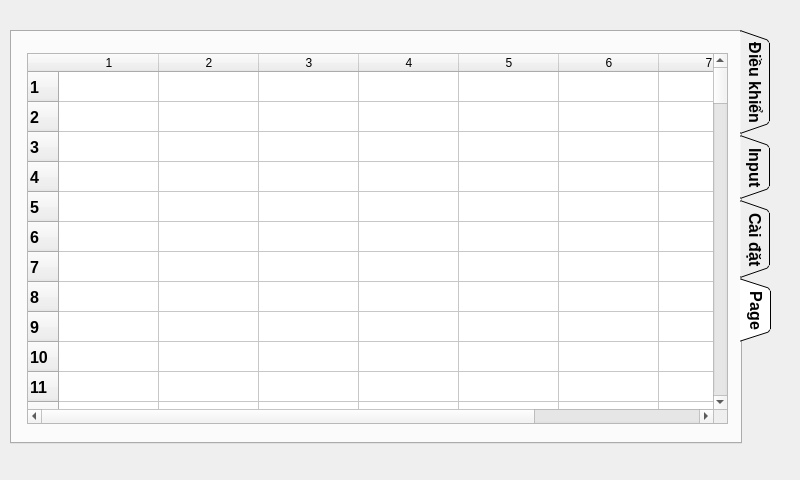
The window that mainwindow.ui (kimphg/rasPi) describes before a commit, drawn with Qt 5.
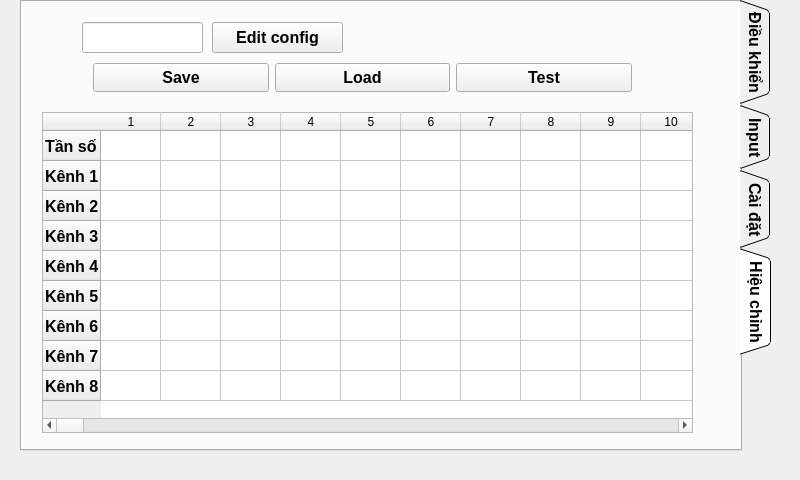
The same window after the commit. The open tabs and pages were chosen to show the change. Icons and pictures are not drawn.

What changed in the file:
```diff
--- a/mainwindow.ui
+++ b/mainwindow.ui
@@ -24,10 +24,10 @@
    <widget class="QTabWidget" name="tabWidget">
     <property name="geometry">
      <rect>
-      <x>10</x>
-      <y>30</y>
-      <width>761</width>
-      <height>414</height>
+      <x>20</x>
+      <y>0</y>
+      <width>751</width>
+      <height>451</height>
      </rect>
     </property>
     <property name="font">
@@ -1167,131 +1167,1161 @@
     </widget>
     <widget class="QWidget" name="tab_4">
      <attribute name="title">
-      <string>Page</string>
+      <string>Hiệu chỉnh</string>
      </attribute>
+     <widget class="QPushButton" name="pushButton_commit_2">
+      <property name="geometry">
+       <rect>
+        <x>190</x>
+        <y>20</y>
+        <width>131</width>
+        <height>31</height>
+       </rect>
+      </property>
+      <property name="text">
+       <string>Edit config</string>
+      </property>
+     </widget>
      <widget class="QTableWidget" name="tableWidget">
       <property name="geometry">
        <rect>
-        <x>15</x>
-        <y>21</y>
-        <width>701</width>
-        <height>371</height>
+        <x>20</x>
+        <y>110</y>
+        <width>651</width>
+        <height>321</height>
        </rect>
       </property>
-      <property name="rowCount">
-       <number>100</number>
+      <property name="dragDropMode">
+       <enum>QAbstractItemView::DragDrop</enum>
+      </property>
+      <property name="selectionMode">
+       <enum>QAbstractItemView::SingleSelection</enum>
+      </property>
+      <property name="selectionBehavior">
+       <enum>QAbstractItemView::SelectItems</enum>
+      </property>
+      <property name="verticalScrollMode">
+       <enum>QAbstractItemView::ScrollPerItem</enum>
+      </property>
+      <property name="horizontalScrollMode">
+       <enum>QAbstractItemView::ScrollPerPixel</enum>
       </property>
       <property name="columnCount">
-       <number>8</number>
-      </property>
-      <row/>
-      <row/>
-      <row/>
-      <row/>
-      <row/>
-      <row/>
-      <row/>
-      <row/>
-      <row/>
-      <row/>
-      <row/>
-      <row/>
-      <row/>
-      <row/>
-      <row/>
-      <row/>
-      <row/>
-      <row/>
-      <row/>
-      <row/>
-      <row/>
-      <row/>
-      <row/>
-      <row/>
-      <row/>
-      <row/>
-      <row/>
-      <row/>
-      <row/>
-      <row/>
-      <row/>
-      <row/>
-      <row/>
-      <row/>
-      <row/>
-      <row/>
-      <row/>
-      <row/>
-      <row/>
-      <row/>
-      <row/>
-      <row/>
-      <row/>
-      <row/>
-      <row/>
-      <row/>
-      <row/>
-      <row/>
-      <row/>
-      <row/>
-      <row/>
-      <row/>
-      <row/>
-      <row/>
-      <row/>
-      <row/>
-      <row/>
-      <row/>
-      <row/>
-      <row/>
-      <row/>
-      <row/>
-      <row/>
-      <row/>
-      <row/>
-      <row/>
-      <row/>
-      <row/>
-      <row/>
-      <row/>
-      <row/>
-      <row/>
-      <row/>
-      <row/>
-      <row/>
-      <row/>
-      <row/>
-      <row/>
-      <row/>
-      <row/>
-      <row/>
-      <row/>
-      <row/>
-      <row/>
-      <row/>
-      <row/>
-      <row/>
-      <row/>
-      <row/>
-      <row/>
-      <row/>
-      <row/>
-      <row/>
-      <row/>
-      <row/>
-      <row/>
-      <row/>
-      <row/>
-      <row/>
-      <row/>
-      <column/>
-      <column/>
-      <column/>
-      <column/>
-      <column/>
-      <column/>
-      <column/>
-      <column/>
+       <number>1000</number>
+      </property>
+      <attribute name="horizontalHeaderDefaultSectionSize">
+       <number>60</number>
+      </attribute>
+      <row>
+       <property name="text">
+        <string>Tần số</string>
+       </property>
+      </row>
+      <row>
+       <property name="text">
+        <string>Kênh 1</string>
+       </property>
+      </row>
+      <row>
+       <property name="text">
+        <string>Kênh 2</string>
+       </property>
+      </row>
+      <row>
+       <property name="text">
+        <string>Kênh 3</string>
+       </property>
+      </row>
+      <row>
+       <property name="text">
+        <string>Kênh 4</string>
+       </property>
+      </row>
+      <row>
+       <property name="text">
+        <string>Kênh 5</string>
+       </property>
+      </row>
+      <row>
+       <property name="text">
+        <string>Kênh 6</string>
+       </property>
+      </row>
+      <row>
+       <property name="text">
+        <string>Kênh 7</string>
+       </property>
+      </row>
+      <row>
+       <property name="text">
+        <string>Kênh 8</string>
+       </property>
+      </row>
+      <column>
+       <property name="text">
+        <string>1</string>
+       </property>
+      </column>
+      <column/>
+      <column/>
+      <column/>
+      <column/>
+      <column/>
+      <column/>
+      <column/>
+      <column/>
+      <column/>
+      <column/>
+      <column/>
+      <column/>
+      <column/>
+      <column/>
+      <column/>
+      <column/>
+      <column/>
+      <column/>
+      <column/>
+      <column/>
+      <column/>
+      <column/>
+      <column/>
+      <column/>
+      <column/>
+      <column/>
+      <column/>
+      <column/>
+      <column/>
+      <column/>
+      <column/>
+      <column/>
+      <column/>
+      <column/>
+      <column/>
+      <column/>
+      <column/>
+      <column/>
+      <column/>
+      <column/>
+      <column/>
+      <column/>
+      <column/>
+      <column/>
+      <column/>
+      <column/>
+      <column/>
+      <column/>
+      <column/>
+      <column/>
+      <column/>
+      <column/>
+      <column/>
+      <column/>
+      <column/>
+      <column/>
+      <column/>
+      <column/>
+      <column/>
+      <column/>
+      <column/>
+      <column/>
+      <column/>
+      <column/>
+      <column/>
+      <column/>
+      <column/>
+      <column/>
+      <column/>
+      <column/>
+      <column/>
+      <column/>
+      <column/>
+      <column/>
+      <column/>
+      <column/>
+      <column/>
+      <column/>
+      <column/>
+      <column/>
+      <column/>
+      <column/>
+      <column/>
+      <column/>
+      <column/>
+      <column/>
+      <column/>
+      <column/>
+      <column/>
+      <column/>
+      <column/>
+      <column/>
+      <column/>
+      <column/>
+      <column/>
+      <column/>
+      <column/>
+      <column/>
+      <column/>
+      <column/>
+      <column/>
+      <column/>
+      <column/>
+      <column/>
+      <column/>
+      <column/>
+      <column/>
+      <column/>
+      <column/>
+      <column/>
+      <column/>
+      <column/>
+      <column/>
+      <column/>
+      <column/>
+      <column/>
+      <column/>
+      <column/>
+      <column/>
+      <column/>
+      <column/>
+      <column/>
+      <column/>
+      <column/>
+      <column/>
+      <column/>
+      <column/>
+      <column/>
+      <column/>
+      <column/>
+      <column/>
+      <column/>
+      <column/>
+      <column/>
+      <column/>
+      <column/>
+      <column/>
+      <column/>
+      <column/>
+      <column/>
+      <column/>
+      <column/>
+      <column/>
+      <column/>
+      <column/>
+      <column/>
+      <column/>
+      <column/>
+      <column/>
+      <column/>
+      <column/>
+      <column/>
+      <column/>
+      <column/>
+      <column/>
+      <column/>
+      <column/>
+      <column/>
+      <column/>
+      <column/>
+      <column/>
+      <column/>
+      <column/>
+      <column/>
+      <column/>
+      <column/>
+      <column/>
+      <column/>
+      <column/>
+      <column/>
+      <column/>
+      <column/>
+      <column/>
+      <column/>
+      <column/>
+      <column/>
+      <column/>
+      <column/>
+      <column/>
+      <column/>
+      <column/>
+      <column/>
+      <column/>
+      <column/>
+      <column/>
+      <column/>
+      <column/>
+      <column/>
+      <column/>
+      <column/>
+      <column/>
+      <column/>
+      <column/>
+      <column/>
+      <column/>
+      <column/>
+      <column/>
+      <column/>
+      <column/>
+      <column/>
+      <column/>
+      <column/>
+      <column/>
+      <column/>
+      <column/>
+      <column/>
+      <column/>
+      <column/>
+      <column/>
+      <column/>
+      <column/>
+      <column/>
+      <column/>
+      <column/>
+      <column/>
+      <column/>
+      <column/>
+      <column/>
+      <column/>
+      <column/>
+      <column/>
+      <column/>
+      <column/>
+      <column/>
+      <column/>
+      <column/>
+      <column/>
+      <column/>
+      <column/>
+      <column/>
+      <column/>
+      <column/>
+      <column/>
+      <column/>
+      <column/>
+      <column/>
+      <column/>
+      <column/>
+      <column/>
+      <column/>
+      <column/>
+      <column/>
+      <column/>
+      <column/>
+      <column/>
+      <column/>
+      <column/>
+      <column/>
+      <column/>
+      <column/>
+      <column/>
+      <column/>
+      <column/>
+      <column/>
+      <column/>
+      <column/>
+      <column/>
+      <column/>
+      <column/>
+      <column/>
+      <column/>
+      <column/>
+      <column/>
+      <column/>
+      <column/>
+      <column/>
+      <column/>
+      <column/>
+      <column/>
+      <column/>
+      <column/>
+      <column/>
+      <column/>
+      <column/>
+      <column/>
+      <column/>
+      <column/>
+      <column/>
+      <column/>
+      <column/>
+      <column/>
+      <column/>
+      <column/>
+      <column/>
+      <column/>
+      <column/>
+      <column/>
+      <column/>
+      <column/>
+      <column/>
+      <column/>
+      <column/>
+      <column/>
+      <column/>
+      <column/>
+      <column/>
+      <column/>
+      <column/>
+      <column/>
+      <column/>
+      <column/>
+      <column/>
+      <column/>
+      <column/>
+      <column/>
+      <column/>
+      <column/>
+      <column/>
+      <column/>
+      <column/>
+      <column/>
+      <column/>
+      <column/>
+      <column/>
+      <column/>
+      <column/>
+      <column/>
+      <column/>
+      <column/>
+      <column/>
+      <column/>
+      <column/>
+      <column/>
+      <column/>
+      <column/>
+      <column/>
+      <column/>
+      <column/>
+      <column/>
+      <column/>
+      <column/>
+      <column/>
+      <column/>
+      <column/>
+      <column/>
+      <column/>
+      <column/>
+      <column/>
+      <column/>
+      <column/>
+      <column/>
+      <column/>
+      <column/>
+      <column/>
+      <column/>
+      <column/>
+      <column/>
+      <column/>
+      <column/>
+      <column/>
+      <column/>
+      <column/>
+      <column/>
+      <column/>
+      <column/>
+      <column/>
+      <column/>
+      <column/>
+      <column/>
+      <column/>
+      <column/>
+      <column/>
+      <column/>
+      <column/>
+      <column/>
+      <column/>
+      <column/>
+      <column/>
+      <column/>
+      <column/>
+      <column/>
+      <column/>
+      <column/>
+      <column/>
+      <column/>
+      <column/>
+      <column/>
+      <column/>
+      <column/>
+      <column/>
+      <column/>
+      <column/>
+      <column/>
+      <column/>
+      <column/>
+      <column/>
+      <column/>
+      <column/>
+      <column/>
+      <column/>
+      <column/>
+      <column/>
+      <column/>
+      <column/>
+      <column/>
+      <column/>
+      <column/>
+      <column/>
+      <column/>
+      <column/>
+      <column/>
+      <column/>
+      <column/>
+      <column/>
+      <column/>
+      <column/>
+      <column/>
+      <column/>
+      <column/>
+      <column/>
+      <column/>
+      <column/>
+      <column/>
+      <column/>
+      <column/>
+      <column/>
+      <column/>
+      <column/>
+      <column/>
+      <column/>
+      <column/>
+      <column/>
+      <column/>
+      <column/>
+      <column/>
+      <column/>
+      <column/>
+      <column/>
+      <column/>
+      <column/>
+      <column/>
+      <column/>
+      <column/>
+      <column/>
+      <column/>
+      <column/>
+      <column/>
+      <column/>
+      <column/>
+      <column/>
+      <column/>
+      <column/>
+      <column/>
+      <column/>
+      <column/>
+      <column/>
+      <column/>
+      <column/>
+      <column/>
+      <column/>
+      <column/>
+      <column/>
+      <column/>
+      <column/>
+      <column/>
+      <column/>
+      <column/>
+      <column/>
+      <column/>
+      <column/>
+      <column/>
+      <column/>
+      <column/>
+      <column/>
+      <column/>
+      <column/>
+      <column/>
+      <column/>
+      <column/>
+      <column/>
+      <column/>
+      <column/>
+      <column/>
+      <column/>
+      <column/>
+      <column/>
+      <column/>
+      <column/>
+      <column/>
+      <column/>
+      <column/>
+      <column/>
+      <column/>
+      <column/>
+      <column/>
+      <column/>
+      <column/>
+      <column/>
+      <column/>
+      <column/>
+      <column/>
+      <column/>
+      <column/>
+      <column/>
+      <column/>
+      <column/>
+      <column/>
+      <column/>
+      <column/>
+      <column/>
+      <column/>
+      <column/>
+      <column/>
+      <column/>
+      <column/>
+      <column/>
+      <column/>
+      <column/>
+      <column/>
+      <column/>
+      <column/>
+      <column/>
+      <column/>
+      <column/>
+      <column/>
+      <column/>
+      <column/>
+      <column/>
+      <column/>
+      <column/>
+      <column/>
+      <column/>
+      <column/>
+      <column/>
+      <column/>
+      <column/>
+      <column/>
+      <column/>
+      <column/>
+      <column/>
+      <column/>
+      <column/>
+      <column/>
+      <column/>
+      <column/>
+      <column/>
+      <column/>
+      <column/>
+      <column/>
+      <column/>
+      <column/>
+      <column/>
+      <column/>
+      <column/>
+      <column/>
+      <column/>
+      <column/>
+      <column/>
+      <column/>
+      <column/>
+      <column/>
+      <column/>
+      <column/>
+      <column/>
+      <column/>
+      <column/>
+      <column/>
+      <column/>
+      <column/>
+      <column/>
+      <column/>
+      <column/>
+      <column/>
+      <column/>
+      <column/>
+      <column/>
+      <column/>
+      <column/>
+      <column/>
+      <column/>
+      <column/>
+      <column/>
+      <column/>
+      <column/>
+      <column/>
+      <column/>
+      <column/>
+      <column/>
+      <column/>
+      <column/>
+      <column/>
+      <column/>
+      <column/>
+      <column/>
+      <column/>
+      <column/>
+      <column/>
+      <column/>
+      <column/>
+      <column/>
+      <column/>
+      <column/>
+      <column/>
+      <column/>
+      <column/>
+      <column/>
+      <column/>
+      <column/>
+      <column/>
+      <column/>
+      <column/>
+      <column/>
+      <column/>
+      <column/>
+      <column/>
+      <column/>
+      <column/>
+      <column/>
+      <column/>
+      <column/>
+      <column/>
+      <column/>
+      <column/>
+      <column/>
+      <column/>
+      <column/>
+      <column/>
+      <column/>
+      <column/>
+      <column/>
+      <column/>
+      <column/>
+      <column/>
+      <column/>
+      <column/>
+      <column/>
+      <column/>
+      <column/>
+      <column/>
+      <column/>
+      <column/>
+      <column/>
+      <column/>
+      <column/>
+      <column/>
+      <column/>
+      <column/>
+      <column/>
+      <column/>
+      <column/>
+      <column/>
+      <column/>
+      <column/>
+      <column/>
+      <column/>
+      <column/>
+      <column/>
+      <column/>
+      <column/>
+      <column/>
+      <column/>
+      <column/>
+      <column/>
+      <column/>
+      <column/>
+      <column/>
+      <column/>
+      <column/>
+      <column/>
+      <column/>
+      <column/>
+      <column/>
+      <column/>
+      <column/>
+      <column/>
+      <column/>
+      <column/>
+      <column/>
+      <column/>
+      <column/>
+      <column/>
+      <column/>
+      <column/>
+      <column/>
+      <column/>
+      <column/>
+      <column/>
+      <column/>
+      <column/>
+      <column/>
+      <column/>
+      <column/>
+      <column/>
+      <column/>
+      <column/>
+      <column/>
+      <column/>
+      <column/>
+      <column/>
+      <column/>
+      <column/>
+      <column/>
+      <column/>
+      <column/>
+      <column/>
+      <column/>
+      <column/>
+      <column/>
+      <column/>
+      <column/>
+      <column/>
+      <column/>
+      <column/>
+      <column/>
+      <column/>
+      <column/>
+      <column/>
+      <column/>
+      <column/>
+      <column/>
+      <column/>
+      <column/>
+      <column/>
+      <column/>
+      <column/>
+      <column/>
+      <column/>
+      <column/>
+      <column/>
+      <column/>
+      <column/>
+      <column/>
+      <column/>
+      <column/>
+      <column/>
+      <column/>
+      <column/>
+      <column/>
+      <column/>
+      <column/>
+      <column/>
+      <column/>
+      <column/>
+      <column/>
+      <column/>
+      <column/>
+      <column/>
+      <column/>
+      <column/>
+      <column/>
+      <column/>
+      <column/>
+      <column/>
+      <column/>
+      <column/>
+      <column/>
+      <column/>
+      <column/>
+      <column/>
+      <column/>
+      <column/>
+      <column/>
+      <column/>
+      <column/>
+      <column/>
+      <column/>
+      <column/>
+      <column/>
+      <column/>
+      <column/>
+      <column/>
+      <column/>
+      <column/>
+      <column/>
+      <column/>
+      <column/>
+      <column/>
+      <column/>
+      <column/>
+      <column/>
+      <column/>
+      <column/>
+      <column/>
+      <column/>
+      <column/>
+      <column/>
+      <column/>
+      <column/>
+      <column/>
+      <column/>
+      <column/>
+      <column/>
+      <column/>
+      <column/>
+      <column/>
+      <column/>
+      <column/>
+      <column/>
+      <column/>
+      <column/>
+      <column/>
+      <column/>
+      <column/>
+      <column/>
+      <column/>
+      <column/>
+      <column/>
+      <column/>
+      <column/>
+      <column/>
+      <column/>
+      <column/>
+      <column/>
+      <column/>
+      <column/>
+      <column/>
+      <column/>
+      <column/>
+      <column/>
+      <column/>
+      <column/>
+      <column/>
+      <column/>
+      <column/>
+      <column/>
+      <column/>
+      <column/>
+      <column/>
+      <column/>
+      <column/>
+      <column/>
+      <column/>
+      <column/>
+      <column/>
+      <column/>
+      <column/>
+      <column/>
+      <column/>
+      <column/>
+      <column/>
+      <column/>
+      <column/>
+      <column/>
+      <column/>
+      <column/>
+      <column/>
+      <column/>
+      <column/>
+      <column/>
+      <column/>
+      <column/>
+      <column/>
+      <column/>
+      <column/>
+      <column/>
+      <column/>
+      <column/>
+      <column/>
+      <column/>
+      <column/>
+      <column/>
+      <column/>
+      <column/>
+      <column/>
+      <column/>
+      <column/>
+      <column/>
+      <column/>
+      <column/>
+      <column/>
+      <column/>
+      <column/>
+      <column/>
+      <column/>
+      <column/>
+      <column/>
+      <column/>
+      <column/>
+      <column/>
+      <column/>
+      <column/>
+      <column/>
+      <column/>
+      <column/>
+      <column/>
+      <column/>
+      <column/>
+      <column/>
+      <column/>
+      <column/>
+      <column/>
+      <column/>
+      <column/>
+      <column/>
+      <column/>
+      <column/>
+      <column/>
+      <column/>
+      <column/>
+      <column/>
+      <column/>
+      <column/>
+      <column/>
+      <column/>
+      <column/>
+      <column/>
+      <column/>
+      <column/>
+      <column/>
+      <column/>
+      <column/>
+      <column/>
+      <column/>
+      <column/>
+      <column/>
+      <column/>
+      <column/>
+      <column/>
+      <column/>
+      <column/>
+      <column/>
+      <column/>
+      <column/>
+      <column/>
+      <column/>
+      <column/>
+      <column/>
+      <column/>
+      <column/>
+      <column/>
+      <column/>
+      <column/>
+      <column/>
+      <column/>
+      <column/>
+      <column/>
+      <column/>
+      <column/>
+      <column/>
+      <column/>
+      <column/>
+      <column/>
+      <column/>
+      <column/>
+      <column/>
+      <column/>
+      <column/>
+      <column/>
+      <column/>
+      <column/>
+      <column/>
+      <column/>
+      <column/>
+      <column/>
+      <column/>
+      <column/>
+      <column/>
+      <column/>
+      <column/>
+      <column/>
+      <column/>
+      <column/>
+      <column/>
+      <column/>
+      <column/>
+      <column/>
+      <column/>
+      <column/>
+      <column/>
+      <column/>
+      <column/>
+      <column/>
+      <column/>
+      <column/>
+      <column/>
+      <column/>
+      <column/>
+      <column/>
+      <column/>
+      <column/>
+      <column/>
+      <column/>
+      <column/>
+      <column/>
+      <column/>
+      <column/>
+      <column/>
+      <column/>
+      <column/>
+      <column/>
+      <column/>
+      <column/>
+      <column/>
+      <column/>
+      <column/>
+      <column/>
+      <column/>
+      <column/>
+      <column/>
+      <column/>
+      <column/>
+      <column/>
+      <column/>
+      <column/>
+      <column/>
+      <column/>
+      <column/>
+      <column/>
+      <column/>
+     </widget>
+     <widget class="QLineEdit" name="lineEdit_pass">
+      <property name="geometry">
+       <rect>
+        <x>60</x>
+        <y>20</y>
+        <width>121</width>
+        <height>31</height>
+       </rect>
+      </property>
+     </widget>
+     <widget class="QFrame" name="frame_config_edit">
+      <property name="geometry">
+       <rect>
+        <x>60</x>
+        <y>50</y>
+        <width>561</width>
+        <height>51</height>
+       </rect>
+      </property>
+      <layout class="QHBoxLayout" name="horizontalLayout_2">
+       <item>
+        <widget class="QPushButton" name="pushButton_commit">
+         <property name="sizePolicy">
+          <sizepolicy hsizetype="Preferred" vsizetype="Preferred">
+           <horstretch>0</horstretch>
+           <verstretch>0</verstretch>
+          </sizepolicy>
+         </property>
+         <property name="text">
+          <string>Save</string>
+         </property>
+        </widget>
+       </item>
+       <item>
+        <widget class="QPushButton" name="pushButton_load_config_table">
+         <property name="sizePolicy">
+          <sizepolicy hsizetype="Preferred" vsizetype="Preferred">
+           <horstretch>0</horstretch>
+           <verstretch>0</verstretch>
+          </sizepolicy>
+         </property>
+         <property name="text">
+          <string>Load</string>
+         </property>
+        </widget>
+       </item>
+       <item>
+        <widget class="QPushButton" name="pushButton_sort_table_2">
+         <property name="sizePolicy">
+          <sizepolicy hsizetype="Preferred" vsizetype="Preferred">
+           <horstretch>0</horstretch>
+           <verstretch>0</verstretch>
+          </sizepolicy>
+         </property>
+         <property name="text">
+          <string>Test</string>
+         </property>
+        </widget>
+       </item>
+      </layout>
      </widget>
     </widget>
    </widget>
```
Left out of the diff: 40 changed lines with no effect on the pictures.
